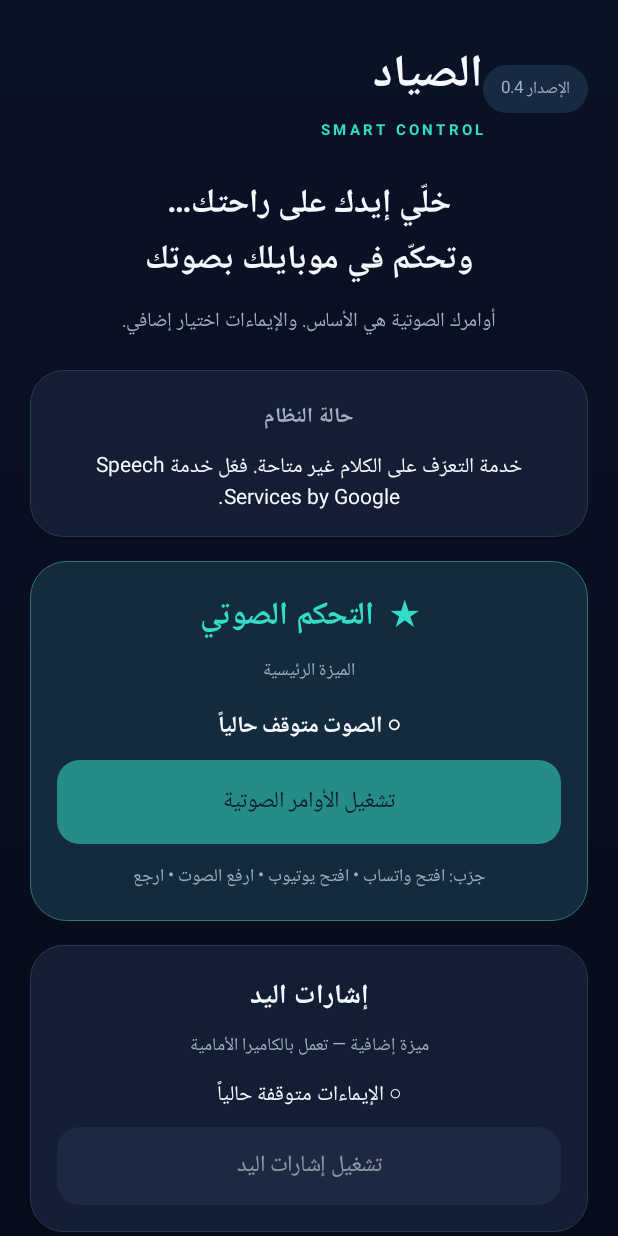
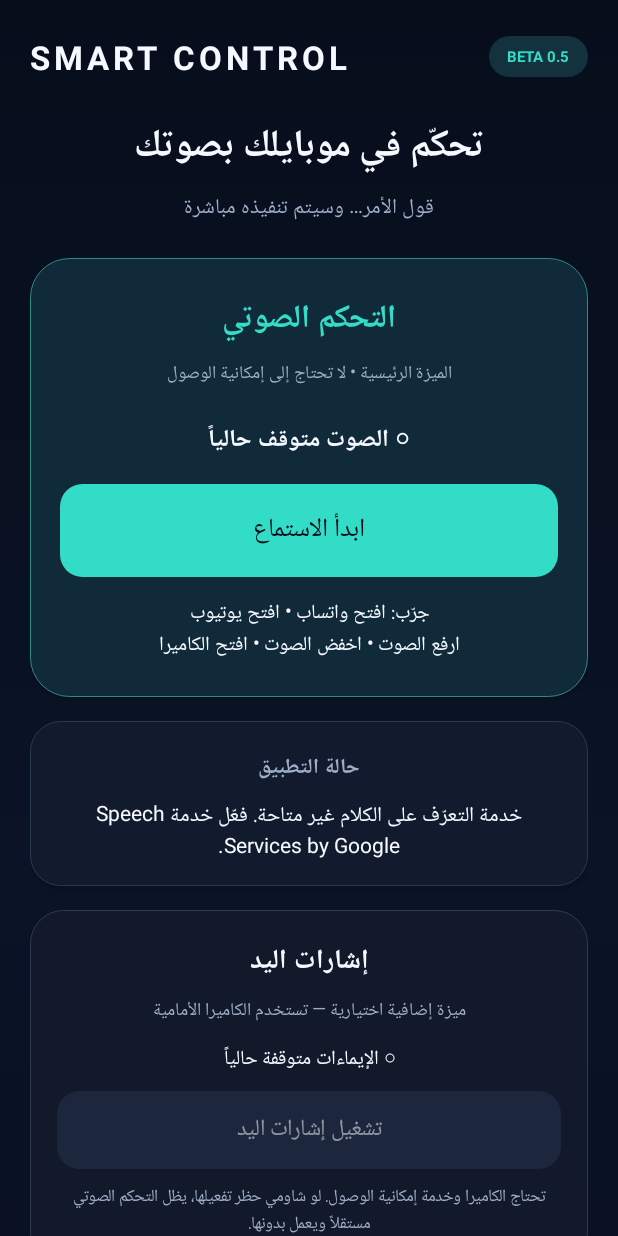
Before and after one commit to ammahmoudmokhtar2008-beep/SmartControl, an Android app: the screen it shows after launch (MainActivity), on a phone screen of 412 x 824 dp. Run offline under Robolectric (Android 15) with nearby library versions, the phone set to English and light mode, and no system bars.

Commit message:
Redesign app interface with voice-first controls

```diff
--- a/app/src/main/java/com/smartcontrol/app/MainActivity.kt
+++ b/app/src/main/java/com/smartcontrol/app/MainActivity.kt
@@ -97,129 +97,61 @@ class MainActivity : Activity() {
     private fun buildUi() {
         val page = LinearLayout(this).apply {
             orientation = LinearLayout.VERTICAL
-            setPadding(dp(20), dp(24), dp(20), dp(28))
-            background = GradientDrawable(
-                GradientDrawable.Orientation.TOP_BOTTOM,
-                intArrayOf(Color.rgb(10, 18, 38), navy, Color.rgb(8, 13, 28))
-            )
+            setPadding(dp(20), dp(22), dp(20), dp(28))
+            background = GradientDrawable(GradientDrawable.Orientation.TOP_BOTTOM, intArrayOf(Color.rgb(7, 13, 27), Color.rgb(10, 20, 38), Color.rgb(7, 13, 27)))
         }
-
-        val topLine = LinearLayout(this).apply {
-            orientation = LinearLayout.HORIZONTAL
-            gravity = Gravity.CENTER_VERTICAL
-        }
-        val brand = label("الصياد", 30f, white, true).apply { gravity = Gravity.RIGHT }
-        val brandSub = label("SMART CONTROL", 10f, cyan, true).apply {
-            letterSpacing = 0.22f
-            gravity = Gravity.RIGHT
-        }
-        val brandStack = LinearLayout(this).apply {
-            orientation = LinearLayout.VERTICAL
-            addView(brand)
-            addView(brandSub)
-        }
-        val version = label("الإصدار 0.4", 11f, muted).apply {
-            background = rounded(Color.rgb(24, 42, 66), 30f)
-            setPadding(dp(12), dp(7), dp(12), dp(7))
-        }
-        topLine.addView(brandStack, LinearLayout.LayoutParams(0, -2, 1f))
-        topLine.addView(version)
-        page.addView(topLine)
+        val header = LinearLayout(this).apply { orientation = LinearLayout.HORIZONTAL; gravity = Gravity.CENTER_VERTICAL }
+        val heading = label("SMART CONTROL", 22f, white, true).apply { gravity = Gravity.START; letterSpacing = 0.12f }
+        val version = label("BETA 0.5", 10f, cyan, true).apply { background = rounded(Color.rgb(20, 49, 62), 30f); setPadding(dp(12), dp(7), dp(12), dp(7)) }
+        header.addView(heading, LinearLayout.LayoutParams(0, -2, 1f)); header.addView(version); page.addView(header)
         addGap(page, 22)
-
-        page.addView(label("خلّي إيدك على راحتك…\nوتحكّم في موبايلك بصوتك", 22f, white, true))
-        addGap(page, 8)
-        page.addView(label("أوامرك الصوتية هي الأساس. والإيماءات اختيار إضافي.", 13f, muted))
-        addGap(page, 20)
-
-        val statusCard = card()
-        val statusTitle = label("حالة النظام", 14f, muted, true)
-        status = label("جاهز للتشغيل — فعّل التحكم للبدء", 14f, white)
-        status.setPadding(0, dp(8), 0, 0)
-        statusCard.addView(statusTitle)
-        statusCard.addView(status)
-        page.addView(statusCard)
-        addGap(page, 16)
-
-        val voiceCard = card().apply {
-            background = rounded(Color.rgb(20, 43, 61), 24f, Color.rgb(44, 119, 126))
-        }
-        voiceCard.addView(label("★  التحكم الصوتي", 21f, cyan, true))
-        addGap(voiceCard, 5)
-        voiceCard.addView(label("الميزة الرئيسية", 12f, muted))
-        addGap(voiceCard, 12)
-        voiceState = label("متوقف", 15f, white, true)
-        voiceCard.addView(voiceState)
-        addGap(voiceCard, 8)
-        voiceButton = actionButton("تشغيل الأوامر الصوتية", true)
-        voiceButton.setOnClickListener { toggleVoice() }
-        voiceCard.addView(voiceButton, LinearLayout.LayoutParams(-1, dp(56)))
-        addGap(voiceCard, 10)
-        voiceCard.addView(label("جرّب: افتح واتساب • افتح يوتيوب • ارفع الصوت • ارجع", 12f, muted))
-        page.addView(voiceCard)
-        addGap(page, 16)
-
-        val gestureCard = card()
-        gestureCard.addView(label("إشارات اليد", 18f, white, true))
-        addGap(gestureCard, 4)
-        gestureCard.addView(label("ميزة إضافية — تعمل بالكاميرا الأمامية", 12f, muted))
-        addGap(gestureCard, 8)
-        gestureState = label("متوقفة", 14f, white)
-        gestureCard.addView(gestureState)
-        addGap(gestureCard, 8)
-        gestureButton = actionButton("تشغيل إشارات اليد")
-        gestureButton.setOnClickListener { toggleGestures() }
-        gestureCard.addView(gestureButton, LinearLayout.LayoutParams(-1, dp(52)))
-        page.addView(gestureCard)
-        addGap(page, 16)
-
-        masterButton = actionButton("تفعيل التحكم")
-        masterButton.setOnClickListener { toggleMaster() }
-        page.addView(masterButton, LinearLayout.LayoutParams(-1, dp(54)))
-        addGap(page, 10)
-
+        page.addView(label("تحكّم في موبايلك بصوتك", 25f, white, true))
+        addGap(page, 5); page.addView(label("قول الأمر… وسيتم تنفيذه مباشرة", 14f, muted)); addGap(page, 20)
+        val voiceCard = card().apply { background = rounded(Color.rgb(16, 42, 57), 26f, Color.rgb(42, 139, 139)); setPadding(dp(20), dp(22), dp(20), dp(22)) }
+        voiceCard.addView(label("التحكم الصوتي", 21f, cyan, true)); addGap(voiceCard, 5)
+        voiceCard.addView(label("الميزة الرئيسية • لا تحتاج إلى إمكانية الوصول", 12f, muted)); addGap(voiceCard, 18)
+        voiceState = label("الصوت متوقف", 16f, white, true); voiceCard.addView(voiceState); addGap(voiceCard, 14)
+        voiceButton = actionButton("ابدأ الاستماع", true).apply { textSize = 17f; minHeight = dp(62); setOnClickListener { toggleVoice() } }
+        voiceCard.addView(voiceButton, LinearLayout.LayoutParams(-1, dp(62))); addGap(voiceCard, 12)
+        voiceCard.addView(label("جرّب: افتح واتساب • افتح يوتيوب\nارفع الصوت • اخفض الصوت • افتح الكاميرا", 13f, white))
+        page.addView(voiceCard); addGap(page, 16)
+        val statusCard = card().apply { background = rounded(Color.rgb(17, 27, 45), 20f, Color.rgb(38, 58, 82)) }
+        statusCard.addView(label("حالة التطبيق", 14f, muted, true)); status = label("جاهز — فعّل الاستماع وابدأ الكلام", 14f, white)
+        status.setPadding(0, dp(7), 0, 0); statusCard.addView(status); page.addView(statusCard); addGap(page, 16)
+        val gestureCard = card().apply { background = rounded(Color.rgb(17, 25, 42), 22f, Color.rgb(45, 59, 83)) }
+        gestureCard.addView(label("إشارات اليد", 18f, white, true)); addGap(gestureCard, 4)
+        gestureCard.addView(label("ميزة إضافية اختيارية — تستخدم الكاميرا الأمامية", 12f, muted)); addGap(gestureCard, 9)
+        gestureState = label("الإشارات متوقفة", 13f, white); gestureCard.addView(gestureState); addGap(gestureCard, 9)
+        gestureButton = actionButton("تشغيل إشارات اليد"); gestureButton.setOnClickListener { toggleGestures() }
+        gestureCard.addView(gestureButton, LinearLayout.LayoutParams(-1, dp(52))); addGap(gestureCard, 8)
+        gestureCard.addView(label("تحتاج الكاميرا وخدمة إمكانية الوصول. لو شاومي حظر تفعيلها، يظل التحكم الصوتي مستقلاً ويعمل بدونها.", 11f, muted))
+        page.addView(gestureCard); addGap(page, 16)
+        masterButton = actionButton("إيقاف كل الخدمات"); masterButton.textSize = 13f; masterButton.setOnClickListener { toggleMaster() }
+        page.addView(masterButton, LinearLayout.LayoutParams(-1, dp(48))); addGap(page, 10)
         val settingsRow = LinearLayout(this).apply { orientation = LinearLayout.HORIZONTAL }
-        val accessButton = actionButton("إعدادات الوصول")
-        accessButton.textSize = 13f
+        val accessButton = actionButton("إعدادات إمكانية الوصول"); accessButton.textSize = 12f
         accessButton.setOnClickListener { startActivity(Intent(Settings.ACTION_ACCESSIBILITY_SETTINGS)) }
-        val permissionButton = actionButton("أذونات التطبيق")
-        permissionButton.textSize = 13f
-        permissionButton.setOnClickListener {
-            disableEverything()
-            startActivity(Intent(Settings.ACTION_APPLICATION_DETAILS_SETTINGS, Uri.parse("package:$packageName")))
-            status.text = "أوقفنا الخدمات. راجع أذونات الكاميرا والميكروفون من صفحة التطبيق."
-        }
-        settingsRow.addView(accessButton, LinearLayout.LayoutParams(0, dp(50), 1f).apply { marginEnd = dp(6) })
-        settingsRow.addView(permissionButton, LinearLayout.LayoutParams(0, dp(50), 1f).apply { marginStart = dp(6) })
-        page.addView(settingsRow)
-        addGap(page, 20)
-
-        val help = card()
-        help.addView(label("أوامر تقدر تقولها", 16f, white, true))
-        addGap(help, 8)
-        help.addView(label("«افتح واتساب»  •  «افتح يوتيوب»\n«افتح فيسبوك»  •  «افتح الكاميرا»\n«ارفع الصوت»  •  «اخفض الصوت»\n«مرر لفوق»  •  «مرر لتحت»  •  «ارجع»", 13f, muted))
-        addGap(help, 14)
-        help.addView(label("معلومة مهمة", 14f, cyan, true))
-        help.addView(label("الصوت يقدر يفتح التطبيقات ويتحكم في مستوى الصوت بدون خدمة إمكانية الوصول. أوامر الرجوع والتمرير وبعض وظائف الإيماءات تحتاج تفعيل الخدمة.", 12f, muted))
+        val permissionButton = actionButton("أذونات التطبيق"); permissionButton.textSize = 12f
+        permissionButton.setOnClickListener { disableEverything(); startActivity(Intent(Settings.ACTION_APPLICATION_DETAILS_SETTINGS, Uri.parse("package:$packageName"))); status.text = "تم إيقاف الخدمات. راجع أذونات الكاميرا والميكروفون." }
+        settingsRow.addView(accessButton, LinearLayout.LayoutParams(0, dp(48), 1f).apply { marginEnd = dp(6) })
+        settingsRow.addView(permissionButton, LinearLayout.LayoutParams(0, dp(48), 1f).apply { marginStart = dp(6) })
+        page.addView(settingsRow); addGap(page, 18)
+        val help = card().apply { background = rounded(Color.rgb(13, 22, 38), 20f, Color.rgb(35, 49, 70)) }
+        help.addView(label("أمثلة للأوامر الصوتية", 15f, white, true)); addGap(help, 7)
+        help.addView(label("«افتح واتساب» • «افتح يوتيوب»\n«افتح فيسبوك» • «افتح الكاميرا»\n«ارفع الصوت» • «اخفض الصوت»\n«اكتم الصوت» • «افتح الإعدادات»", 13f, muted))
         page.addView(help)
-
-        val scroll = ScrollView(this).apply {
-            isFillViewport = true
-            clipToPadding = false
-            addView(page)
-        }
+        val scroll = ScrollView(this).apply { isFillViewport = true; clipToPadding = false; addView(page) }
         setContentView(scroll)
     }
-
     private fun refreshButtons() {
-        masterButton.text = if (masterOn()) "إيقاف التحكم بالكامل" else "تفعيل التحكم"
-        voiceButton.text = if (voiceOn()) "إيقاف الأوامر الصوتية" else "تشغيل الأوامر الصوتية"
+        masterButton.text = if (masterOn()) "إيقاف كل الخدمات" else "تفعيل التحكم للإيماءات"
+        voiceButton.text = if (voiceOn()) "إيقاف الاستماع" else "ابدأ الاستماع"
         gestureButton.text = if (gesturesOn()) "إيقاف إشارات اليد" else "تشغيل إشارات اليد"
         voiceState.text = if (voiceOn()) "● الاستماع الصوتي نشط" else "○ الصوت متوقف حالياً"
         gestureState.text = if (gesturesOn()) "● الكاميرا والإيماءات نشطة" else "○ الإيماءات متوقفة حالياً"
-        voiceButton.isEnabled = masterOn()
+        voiceButton.isEnabled = true
         gestureButton.isEnabled = masterOn()
-        voiceButton.alpha = if (masterOn()) 1f else 0.55f
+        voiceButton.alpha = 1f
         gestureButton.alpha = if (masterOn()) 1f else 0.55f
         masterButton.background = rounded(if (masterOn()) Color.rgb(54, 67, 88) else cyan, 15f)
         masterButton.setTextColor(if (masterOn()) white else navy)
@@ -244,10 +176,7 @@ class MainActivity : Activity() {
     }
 
     private fun toggleVoice() {
-        if (!masterOn()) {
-            status.text = "فعّل التحكم العام أولاً."
-            return
-        }
+        if (!masterOn()) prefs.edit().putBoolean("master_on", true).apply()
         if (voiceOn()) {
             prefs.edit().putBoolean("voice_on", false).apply()
             stopService(Intent(this, VoiceControlService::class.java))
```
